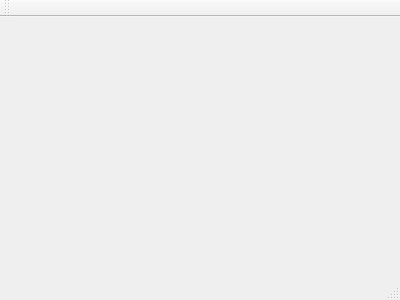
Old version of the form GUI/mainwindow.ui in the repository ViktorKovalev3/OOP-CourseWork.
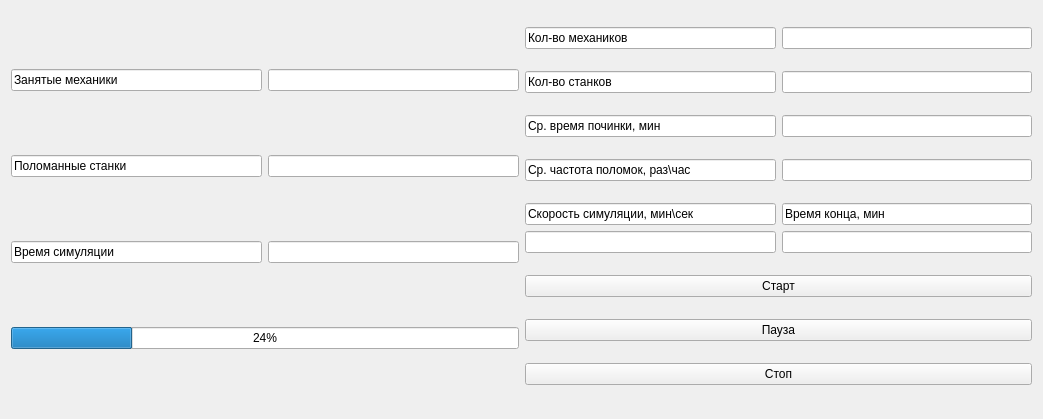
New version of the form.

The edit to the form file:
```diff
--- a/GUI/mainwindow.ui
+++ b/GUI/mainwindow.ui
@@ -1,24 +1,285 @@
 <ui version="4.0">
  <class>MainWindow</class>
- <widget class="QMainWindow" name="MainWindow" >
-  <property name="geometry" >
+ <widget class="QMainWindow" name="MainWindow">
+  <property name="geometry">
    <rect>
     <x>0</x>
     <y>0</y>
-    <width>400</width>
-    <height>300</height>
+    <width>1043</width>
+    <height>419</height>
    </rect>
   </property>
-  <property name="windowTitle" >
+  <property name="minimumSize">
+   <size>
+    <width>1043</width>
+    <height>419</height>
+   </size>
+  </property>
+  <property name="windowTitle">
    <string>MainWindow</string>
   </property>
-  <widget class="QMenuBar" name="menuBar" />
-  <widget class="QToolBar" name="mainToolBar" />
-  <widget class="QWidget" name="centralWidget" />
-  <widget class="QStatusBar" name="statusBar" />
+  <widget class="QWidget" name="centralWidget">
+   <layout class="QHBoxLayout" name="horizontalLayout_2">
+    <item>
+     <layout class="QVBoxLayout" name="verticalLayout">
+      <item>
+       <layout class="QHBoxLayout" name="horizontalLayout_8">
+        <item>
+         <widget class="QLineEdit" name="lineEdit_10">
+          <property name="text">
+           <string>Занятые механики</string>
+          </property>
+          <property name="readOnly">
+           <bool>true</bool>
+          </property>
+         </widget>
+        </item>
+        <item>
+         <widget class="QLineEdit" name="leBusyMech">
+          <property name="inputMask">
+           <string/>
+          </property>
+          <property name="readOnly">
+           <bool>true</bool>
+          </property>
+         </widget>
+        </item>
+       </layout>
+      </item>
+      <item>
+       <layout class="QHBoxLayout" name="horizontalLayout_9">
+        <item>
+         <widget class="QLineEdit" name="lineEdit_11">
+          <property name="text">
+           <string>Поломанные станки</string>
+          </property>
+          <property name="readOnly">
+           <bool>true</bool>
+          </property>
+         </widget>
+        </item>
+        <item>
+         <widget class="QLineEdit" name="leBrokenMachines">
+          <property name="inputMask">
+           <string/>
+          </property>
+          <property name="readOnly">
+           <bool>true</bool>
+          </property>
+         </widget>
+        </item>
+       </layout>
+      </item>
+      <item>
+       <layout class="QHBoxLayout" name="horizontalLayout">
+        <item>
+         <widget class="QLineEdit" name="lineEdit_14">
+          <property name="text">
+           <string>Время симуляции</string>
+          </property>
+          <property name="readOnly">
+           <bool>true</bool>
+          </property>
+         </widget>
+        </item>
+        <item>
+         <widget class="QLineEdit" name="leModelTime">
+          <property name="inputMask">
+           <string/>
+          </property>
+          <property name="readOnly">
+           <bool>true</bool>
+          </property>
+         </widget>
+        </item>
+       </layout>
+      </item>
+      <item>
+       <widget class="QProgressBar" name="pbModelTime">
+        <property name="value">
+         <number>24</number>
+        </property>
+       </widget>
+      </item>
+     </layout>
+    </item>
+    <item>
+     <layout class="QVBoxLayout" name="verticalLayout_2">
+      <item>
+       <layout class="QHBoxLayout" name="horizontalLayout_3">
+        <item>
+         <widget class="QLineEdit" name="lineEdit_4">
+          <property name="mouseTracking">
+           <bool>true</bool>
+          </property>
+          <property name="acceptDrops">
+           <bool>true</bool>
+          </property>
+          <property name="text">
+           <string>Кол-во механиков</string>
+          </property>
+          <property name="frame">
+           <bool>true</bool>
+          </property>
+          <property name="echoMode">
+           <enum>QLineEdit::Normal</enum>
+          </property>
+          <property name="readOnly">
+           <bool>true</bool>
+          </property>
+          <property name="cursorMoveStyle">
+           <enum>Qt::VisualMoveStyle</enum>
+          </property>
+         </widget>
+        </item>
+        <item>
+         <widget class="QLineEdit" name="leNumOfMechanics">
+          <property name="inputMask">
+           <string>999999999</string>
+          </property>
+         </widget>
+        </item>
+       </layout>
+      </item>
+      <item>
+       <layout class="QHBoxLayout" name="horizontalLayout_6">
+        <item>
+         <widget class="QLineEdit" name="lineEdit_5">
+          <property name="text">
+           <string>Кол-во станков</string>
+          </property>
+          <property name="readOnly">
+           <bool>true</bool>
+          </property>
+         </widget>
+        </item>
+        <item>
+         <widget class="QLineEdit" name="leNumOfMachines">
+          <property name="inputMask">
+           <string>999999999</string>
+          </property>
+         </widget>
+        </item>
+       </layout>
+      </item>
+      <item>
+       <layout class="QHBoxLayout" name="horizontalLayout_7">
+        <item>
+         <widget class="QLineEdit" name="lineEdit_8">
+          <property name="text">
+           <string>Ср. время починки, мин</string>
+          </property>
+          <property name="readOnly">
+           <bool>true</bool>
+          </property>
+         </widget>
+        </item>
+        <item>
+         <widget class="QLineEdit" name="leMechanicsRepairingTimeMean">
+          <property name="inputMask">
+           <string>999999999</string>
+          </property>
+         </widget>
+        </item>
+       </layout>
+      </item>
+      <item>
+       <layout class="QHBoxLayout" name="horizontalLayout_5">
+        <item>
+         <widget class="QLineEdit" name="lineEdit_6">
+          <property name="text">
+           <string>Ср. частота поломок, раз\час</string>
+          </property>
+          <property name="readOnly">
+           <bool>true</bool>
+          </property>
+         </widget>
+        </item>
+        <item>
+         <widget class="QLineEdit" name="leMachinesFailuresMean">
+          <property name="inputMask">
+           <string>999999999</string>
+          </property>
+         </widget>
+        </item>
+       </layout>
+      </item>
+      <item>
+       <layout class="QHBoxLayout" name="horizontalLayout_10">
+        <item>
+         <layout class="QVBoxLayout" name="verticalLayout_4">
+          <item>
+           <widget class="QLineEdit" name="lineEdit_19">
+            <property name="text">
+             <string>Скорость симуляции, мин\сек</string>
+            </property>
+            <property name="readOnly">
+             <bool>true</bool>
+            </property>
+           </widget>
+          </item>
+          <item>
+           <widget class="QLineEdit" name="leMinPerScnd">
+            <property name="inputMask">
+             <string>999999999</string>
+            </property>
+            <property name="text">
+             <string/>
+            </property>
+           </widget>
+          </item>
+         </layout>
+        </item>
+        <item>
+         <layout class="QVBoxLayout" name="verticalLayout_6">
+          <item>
+           <widget class="QLineEdit" name="lineEdit_20">
+            <property name="text">
+             <string>Время конца, мин</string>
+            </property>
+            <property name="readOnly">
+             <bool>true</bool>
+            </property>
+           </widget>
+          </item>
+          <item>
+           <widget class="QLineEdit" name="leStopTime">
+            <property name="inputMask">
+             <string>999999999</string>
+            </property>
+           </widget>
+          </item>
+         </layout>
+        </item>
+       </layout>
+      </item>
+      <item>
+       <widget class="QPushButton" name="pbStart">
+        <property name="text">
+         <string>Старт</string>
+        </property>
+       </widget>
+      </item>
+      <item>
+       <widget class="QPushButton" name="pbPause">
+        <property name="text">
+         <string>Пауза</string>
+        </property>
+       </widget>
+      </item>
+      <item>
+       <widget class="QPushButton" name="pbStop">
+        <property name="text">
+         <string>Стоп</string>
+        </property>
+       </widget>
+      </item>
+     </layout>
+    </item>
+   </layout>
+  </widget>
  </widget>
- <layoutDefault spacing="6" margin="11" />
- <pixmapfunction></pixmapfunction>
+ <layoutdefault spacing="6" margin="11"/>
  <resources/>
  <connections/>
 </ui>
```
Left out of the diff: 1 changed line with no effect on the pictures.
